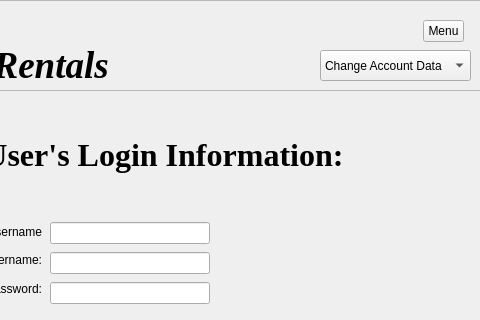
Old version of the form changedata.ui in the repository DanielleSamaroo/Group-5-Scooters; both pictures show x 290 to 770 and y 0 to 320 of the 770 by 557 pixel window.
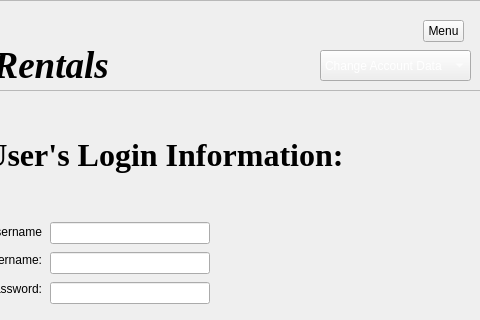
New version of the form. Icons and pictures are not drawn.

```diff
--- a/changedata.ui
+++ b/changedata.ui
@@ -281,6 +281,24 @@
          </color>
         </brush>
        </colorrole>
+       <colorrole role="Text">
+        <brush brushstyle="SolidPattern">
+         <color alpha="255">
+          <red>255</red>
+          <green>255</green>
+          <blue>255</blue>
+         </color>
+        </brush>
+       </colorrole>
+       <colorrole role="ButtonText">
+        <brush brushstyle="SolidPattern">
+         <color alpha="255">
+          <red>255</red>
+          <green>255</green>
+          <blue>255</blue>
+         </color>
+        </brush>
+       </colorrole>
       </active>
       <inactive>
        <colorrole role="WindowText">
@@ -292,6 +310,24 @@
          </color>
         </brush>
        </colorrole>
+       <colorrole role="Text">
+        <brush brushstyle="SolidPattern">
+         <color alpha="255">
+          <red>255</red>
+          <green>255</green>
+          <blue>255</blue>
+         </color>
+        </brush>
+       </colorrole>
+       <colorrole role="ButtonText">
+        <brush brushstyle="SolidPattern">
+         <color alpha="255">
+          <red>255</red>
+          <green>255</green>
+          <blue>255</blue>
+         </color>
+        </brush>
+       </colorrole>
       </inactive>
       <disabled/>
      </palette>
```
